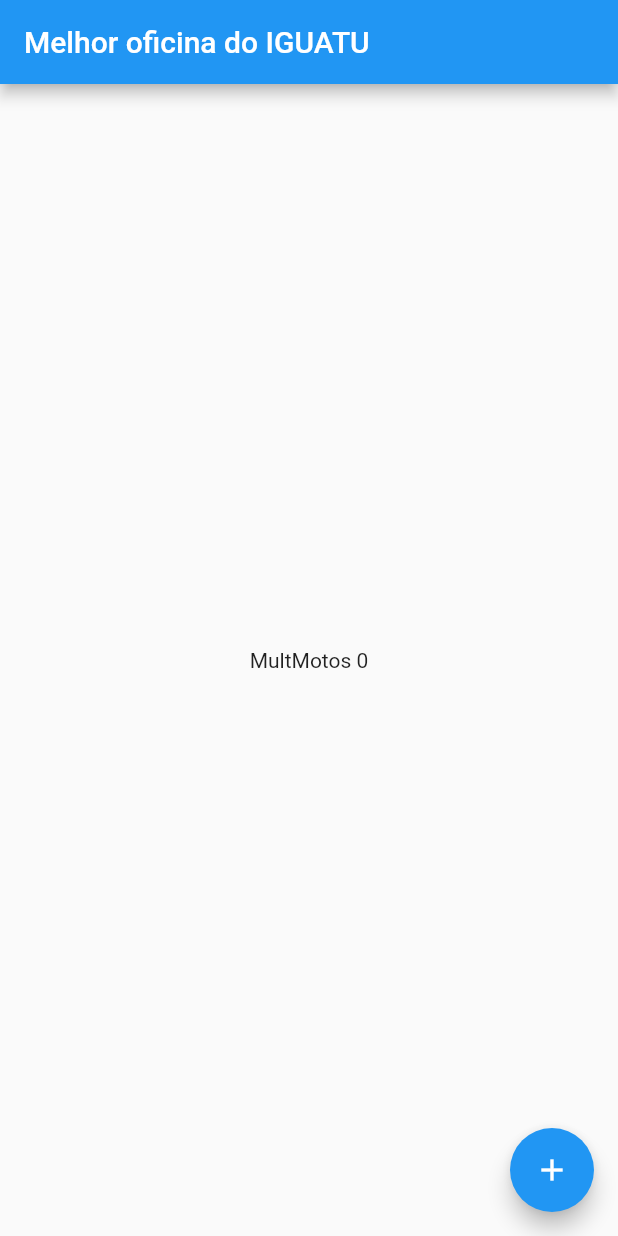
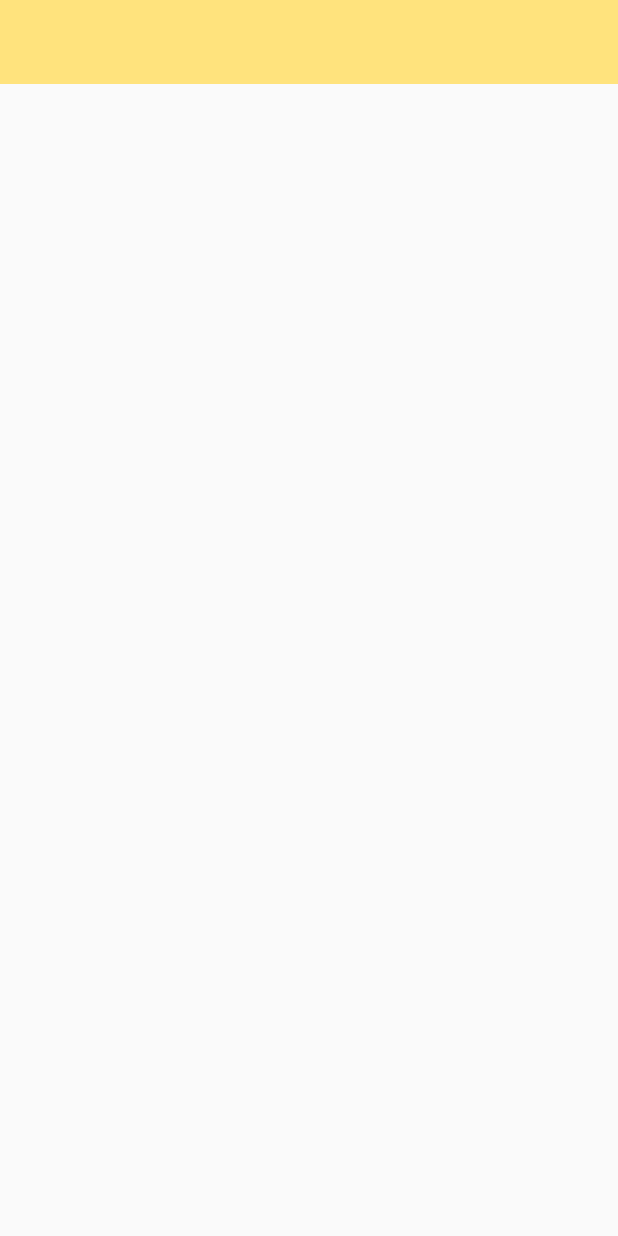
Before and after one commit to Escumalha/Flutter_Projects_0, a Flutter app: the screen it shows after launch, on a phone screen of 412 x 824 dp. Run offline on Flutter 3.47's test engine with Material 2 defaults, Android fonts, the phone set to English and light mode, and no system bars.

Commit message:
Inicio da criação do front-end cariri

```diff
--- a/lib/HomePage.dart
+++ b/lib/HomePage.dart
@@ -1,26 +1,4 @@
 import 'package:flutter/material.dart';
-
-/* class HomePage extends StatelessWidget {
-  const HomePage({super.key});
-
-  @override
-  Widget build(BuildContext context) {
-    var controller = HomeController.of(context);
-    return Scaffold(
-      appBar: AppBar(
-        title: Text("Melhor oficina do IGUATU"),
-      ),
-      body: Center(
-        child: Text('MultMotos ${controller.value}'),
-      ),
-      floatingActionButton: FloatingActionButton(
-          child: Icon(Icons.add),
-          onPressed: () {
-            controller.increment();
-          }),
-    );
-  }
-} */
 
 class HomePage extends StatefulWidget {
   const HomePage({super.key});
@@ -30,24 +8,15 @@ class HomePage extends StatefulWidget {
 }
 
 class _HomePageState extends State<HomePage> {
-  var counter = 0;
+  final list = <String>[];
+  final controller = TextEditingController();
   @override
   Widget build(BuildContext context) {
     return Scaffold(
       appBar: AppBar(
-        title: Text("Melhor oficina do IGUATU"),
+        elevation: 0,
+        backgroundColor: Color.fromRGBO(255, 227, 125, 1),
       ),
-      body: Center(
-        child: Text('MultMotos ${counter}'),
-      ),
-      floatingActionButton: FloatingActionButton(
-          child: Icon(Icons.add),
-          onPressed: () {
-            setState(() {
-              counter++;
-            });
-          }),
     );
-    ;
   }
 }
```
Also changed, not shown: 3 other files.
